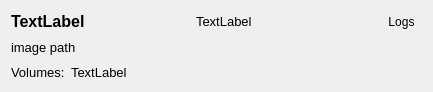
namuan/kube-rider, file resources/ui/pod_container_widget.ui: the form before one commit.
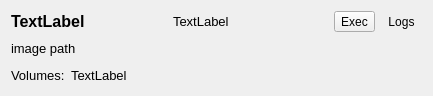
The form after the commit.

Commit message: [Feature] [Partial] Added Exec button to run shell command

What changed in the file:
```diff
--- a/resources/ui/pod_container_widget.ui
+++ b/resources/ui/pod_container_widget.ui
@@ -7,7 +7,7 @@
     <x>0</x>
     <y>0</y>
     <width>433</width>
-    <height>92</height>
+    <height>96</height>
    </rect>
   </property>
   <property name="windowTitle">
@@ -45,6 +45,13 @@
        </property>
       </widget>
      </item>
+     <item>
+      <widget class="QToolButton" name="btn_exec_shell">
+       <property name="text">
+        <string>Exec</string>
+       </property>
+      </widget>
+     </item>
      <item>
       <widget class="QToolButton" name="btn_open_logs">
        <property name="text">
```
The commit also changes 11 other files.
